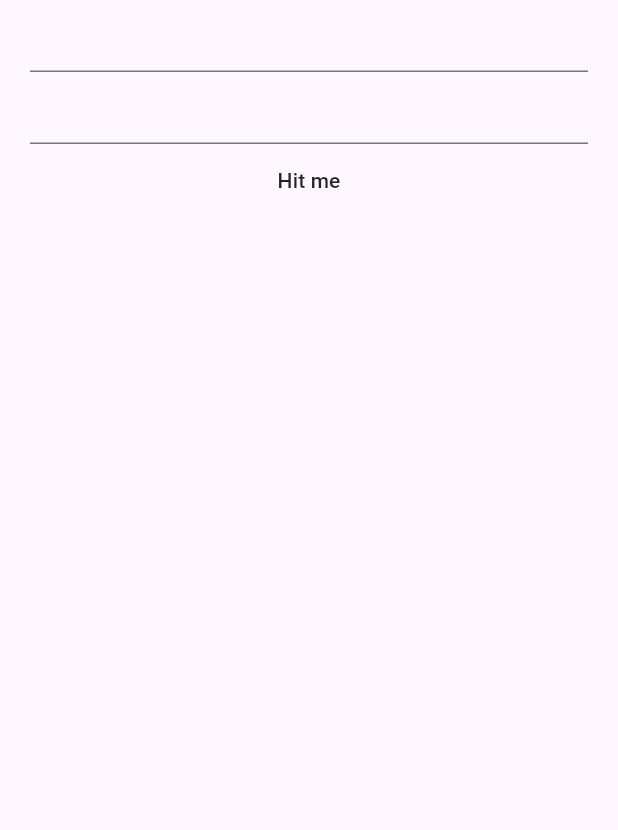
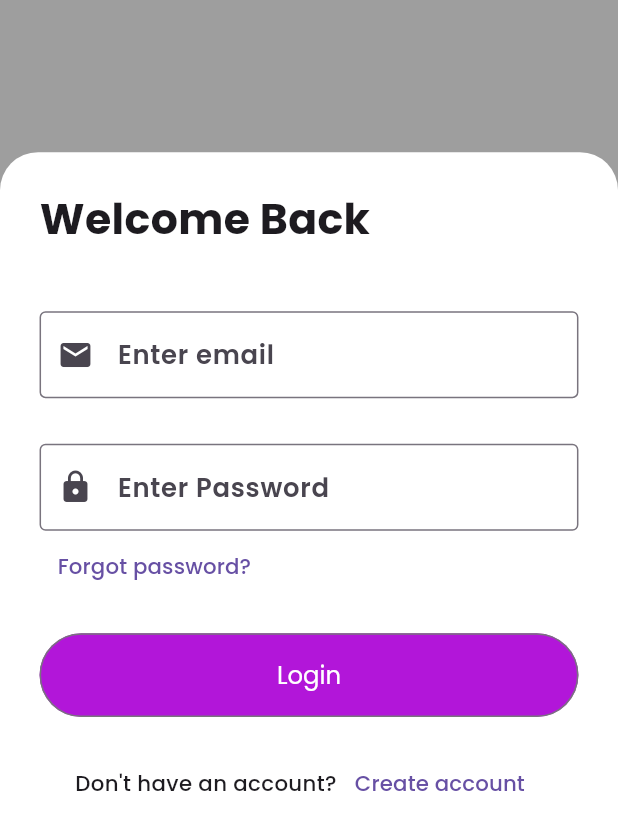
Before and after one commit to sabin6969/Blogging-App, a Flutter app: the LoginView screen opened directly, on a phone screen of 412 x 824 dp. Shown: the top 830 px of the screen. Run offline on Flutter 3.47's test engine with Material 3 defaults, Android fonts, the phone set to English and light mode, and no system bars; our stand-ins replace firebase_auth, firebase_core, flutter_screenutil, google_fonts, liquid_swipe; accounts and stored records are empty.

Commit message:
created a liquid ui and designed login page

```diff
--- /dev/null
+++ b/lib/constants/constant_image_path.dart
@@ -0,0 +1,4 @@
+class ConstantImagePath {
+  static const String blogAppLogoOne = "assets/logos/blog_app_logo_one.png";
+  static const String blogAppLogoTwo = "assets/logos/blog_app_logo_two.png";
+}
--- /dev/null
+++ b/lib/constants/constant_text.dart
@@ -0,0 +1,6 @@
+class ConstantText {
+  static const String blogAppWelcomeText =
+      "Welcome to our vibrant community of avid bloggers, where words come to life and ideas find their digital home.";
+  static const String blogAppWelcomeTextSecond =
+      "Explore a tapestry of captivating blogs, each a unique expression waiting to captivate your imagination.";
+}
--- /dev/null
+++ b/lib/constants/route_names.dart
@@ -0,0 +1,4 @@
+class RouteName {
+  static const String loginPage = "/loginPage";
+  static const String signupPage = "/signupPage";
+}
--- a/lib/main.dart
+++ b/lib/main.dart
@@ -1,51 +1,46 @@
 import 'package:firebase_core/firebase_core.dart';
 import 'package:flutter/material.dart';
+import 'package:flutter_screenutil/flutter_screenutil.dart';
 import 'package:liquid_swipe/liquid_swipe.dart';
+import 'package:mvc_app/constants/app_theme.dart';
+import 'package:mvc_app/constants/routes.dart';
+import 'package:mvc_app/view/fluid_screen_one.dart';
+import 'package:mvc_app/view/fluid_screen_two.dart';
 
 void main() async {
   WidgetsFlutterBinding.ensureInitialized();
   await Firebase.initializeApp();
-  runApp(MyApp());
+  runApp(const MyApp());
 }
 
 class MyApp extends StatelessWidget {
-  MyApp({super.key});
-
-  List<Widget> pages = [
-    Container(
-      color: Colors.red,
-    ),
-    Container(
-      color: Colors.blue,
-    ),
-    Container(
-      color: Colors.pink,
-      child: FloatingActionButton(
-        onPressed: () {},
-        child: const Icon(
-          Icons.arrow_back,
-        ),
-      ),
-    )
-  ];
+  const MyApp({super.key});
 
   @override
   Widget build(BuildContext context) {
-    return MaterialApp(
-      debugShowCheckedModeBanner: false,
-      theme: ThemeData(),
-      home: Builder(
-        builder: (context) {
-          return LiquidSwipe(
-            pages: pages,
+    return ScreenUtilInit(
+      designSize: const Size(375, 812),
+      minTextAdapt: true,
+      splitScreenMode: true,
+      builder: (context, child) {
+        return MaterialApp(
+          debugShowCheckedModeBanner: false,
+          theme: AppTheme.appThemeData(context),
+          onGenerateRoute: Routes.generateRoute,
+          home: LiquidSwipe(
+            enableLoop: false,
             positionSlideIcon: 0.5,
-            slideIconWidget: const Icon(
+            slideIconWidget: Icon(
               Icons.arrow_back_ios,
+              size: 28.sp,
             ),
-            enableLoop: false,
-          );
-        },
-      ),
+            pages: const [
+              FluidScreenOne(),
+              FluidScreenTwo(),
+            ],
+          ),
+        );
+      },
     );
   }
 }
--- /dev/null
+++ b/lib/utils/custom_text_button.dart
@@ -0,0 +1,30 @@
+import 'package:flutter/material.dart';
+import 'package:google_fonts/google_fonts.dart';
+
+class CustomTextButton extends StatelessWidget {
+  final String name;
+  final VoidCallback onPressed;
+  final double fontSize;
+  final FontWeight fontWeight;
+  const CustomTextButton(
+      {super.key,
+      required this.name,
+      required this.onPressed,
+      required this.fontSize,
+      required this.fontWeight});
+
+  @override
+  Widget build(BuildContext context) {
+    return TextButton(
+      onPressed: onPressed,
+      child: Text(
+        name,
+        style: GoogleFonts.poppins(
+            textStyle: TextStyle(
+          fontSize: fontSize,
+          fontWeight: fontWeight,
+        )),
+      ),
+    );
+  }
+}
--- /dev/null
+++ b/lib/utils/custom_text_form_field.dart
@@ -0,0 +1,31 @@
+import 'package:flutter/material.dart';
+
+class CustomTextFormField extends StatefulWidget {
+  final String labelText;
+  final bool isObsecure;
+  final IconData iconData;
+  final TextEditingController textEditingController;
+  const CustomTextFormField(
+      {super.key,
+      required this.labelText,
+      required this.isObsecure,
+      required this.iconData,
+      required this.textEditingController});
+
+  @override
+  State<CustomTextFormField> createState() => _CustomTextFormFieldState();
+}
+
+class _CustomTextFormFieldState extends State<CustomTextFormField> {
+  @override
+  Widget build(BuildContext context) {
+    return TextFormField(
+      obscureText: widget.isObsecure,
+      controller: widget.textEditingController,
+      decoration: InputDecoration(
+        labelText: widget.labelText,
+        prefixIcon: Icon(widget.iconData),
+      ),
+    );
+  }
+}
--- /dev/null
+++ b/lib/utils/label_text.dart
@@ -0,0 +1,25 @@
+import 'package:flutter/material.dart';
+import 'package:google_fonts/google_fonts.dart';
+
+class LabelText extends StatelessWidget {
+  final String data;
+  final double fontSize;
+  final FontWeight fontWeight;
+  const LabelText(
+      {super.key,
+      required this.data,
+      required this.fontSize,
+      required this.fontWeight});
+
+  @override
+  Widget build(BuildContext context) {
+    return Text(
+      data,
+      style: GoogleFonts.poppins(
+          textStyle: TextStyle(
+        fontWeight: fontWeight,
+        fontSize: fontSize,
+      )),
+    );
+  }
+}
--- a/lib/view/login_view.dart
+++ b/lib/view/login_view.dart
@@ -1,5 +1,8 @@
 import 'package:flutter/material.dart';
-import 'package:mvc_app/controller/login_controller.dart';
+import 'package:flutter_screenutil/flutter_screenutil.dart';
+import 'package:mvc_app/utils/custom_text_button.dart';
+import 'package:mvc_app/utils/custom_text_form_field.dart';
+import 'package:mvc_app/utils/label_text.dart';
 
 class LoginView extends StatefulWidget {
   const LoginView({super.key});
@@ -11,55 +14,114 @@ class LoginView extends StatefulWidget {
 class _LoginViewState extends State<LoginView> {
   final TextEditingController _emailController = TextEditingController();
   final TextEditingController _passwordController = TextEditingController();
-  final GlobalKey<FormState> _globalKey = GlobalKey<FormState>();
-  late LoginController loginController;
-
-  @override
-  void dispose() {
-    loginController.dispose();
-    super.dispose();
-  }
-
-  @override
-  void initState() {
-    loginController = LoginController(
-        emailController: _emailController,
-        passwordController: _passwordController,
-        globalKey: _globalKey);
-    super.initState();
-  }
 
   @override
   Widget build(BuildContext context) {
+    Size size = MediaQuery.sizeOf(context);
     return Scaffold(
-      body: Padding(
-        padding: const EdgeInsets.symmetric(horizontal: 20, vertical: 0),
-        child: Form(
-          key: loginController.globalKey,
+      body: Stack(
+        children: [
+          Container(
+            color: Colors.grey,
+          ),
+          Padding(
+            padding: EdgeInsets.only(top: 100.h),
+            child: Container(
+              height: size.height * 1 - 100.h,
+              width: size.width,
+              decoration: BoxDecoration(
+                borderRadius: BorderRadius.only(
+                  topLeft: Radius.circular(
+                    25.h,
+                  ),
+                  topRight: Radius.circular(
+                    25.h,
+                  ),
+                ),
+                color: Colors.white,
+              ),
+              child: SingleChildScrollView(
+                child: Padding(
+                  padding: EdgeInsets.symmetric(horizontal: 24.w),
                   child: Column(
                     children: [
-              TextFormField(
-                validator: (value) => loginController.validateEmail(
-                  loginController.emailController.text,
+                      SizedBox(
+                        height: 24.h,
                       ),
-                controller: loginController.emailController,
+                      Align(
+                        alignment: Alignment.topLeft,
+                        child: LabelText(
+                          data: "Welcome Back",
+                          fontSize: 28.h,
+                          fontWeight: FontWeight.bold,
                         ),
-              TextFormField(
-                validator: (value) => loginController.validatePassword(
-                  loginController.passwordController.text,
                       ),
-                controller: loginController.passwordController,
+                      SizedBox(
+                        height: 40.h,
                       ),
-              MaterialButton(
-                onPressed: () {
-                  loginController.login();
-                },
-                child: const Text("Hit me"),
+                      CustomTextFormField(
+                        labelText: "Enter email",
+                        isObsecure: false,
+                        iconData: Icons.email,
+                        textEditingController: _emailController,
                       ),
+                      SizedBox(
+                        height: 30.h,
+                      ),
+                      CustomTextFormField(
+                        labelText: "Enter Password",
+                        isObsecure: true,
+                        iconData: Icons.lock,
+                        textEditingController: _passwordController,
+                      ),
+                      Align(
+                        alignment: Alignment.topLeft,
+                        child: CustomTextButton(
+                          name: "Forgot password?",
+                          onPressed: () {},
+                          fontSize: 14.h,
+                          fontWeight: FontWeight.w500,
+                        ),
+                      ),
+                      SizedBox(
+                        height: 20.h,
+                      ),
+                      OutlinedButton(
+                        onPressed: () {},
+                        child: const Text(
+                          "Login",
+                          style: TextStyle(
+                            color: Colors.white,
+                          ),
+                        ),
+                      ),
+                      SizedBox(
+                        height: 20.h,
+                      ),
+                      Row(
+                        mainAxisAlignment: MainAxisAlignment.center,
+                        children: [
+                          LabelText(
+                            data: "Don't have an account?",
+                            fontSize: 14.h,
+                            fontWeight: FontWeight.w500,
+                          ),
+                          CustomTextButton(
+                            name: "Create account",
+                            onPressed: () {},
+                            fontSize: 14.h,
+                            fontWeight: FontWeight.w500,
+                          )
+                        ],
+                      )
                     ],
                   ),
                 ),
               ),
+            ),
+          )
+        ],
+      ),
     );
   }
 }
--- a/pubspec.yaml
+++ b/pubspec.yaml
@@ -43,6 +43,7 @@ dependencies:
   cloud_firestore: ^4.13.6
   flutter_screenutil: ^5.9.0
   liquid_swipe: ^3.1.0
+  google_fonts: ^6.1.0
 
 dev_dependencies:
   flutter_test:
@@ -67,8 +68,8 @@ flutter:
   uses-material-design: true
 
   # To add assets to your application, add an assets section, like this:
-  # assets:
-  #   - images/a_dot_burr.jpeg
+  assets:
+    - assets/logos/
   #   - images/a_dot_ham.jpeg
 
   # An image asset can refer to one or more resolution-specific "variants", see
```
Also changed, not shown: lib/constants/app_theme.dart (added, +51 -0 lines), lib/constants/routes.dart (added, +18 -0 lines), lib/view/default_page.dart (added, +19 -0 lines), lib/view/fluid_screen_one.dart (added, +33 -0 lines), lib/view/fluid_screen_two.dart (added, +51 -0 lines), lib/view/signup_view.dart (+19 -0 lines), assets/logos/blog_app_logo_one.png (added), assets/logos/blog_app_logo_two.png (added), pubspec.lock, 1 other file. Lines whose indentation alone changed are shown as unchanged.
